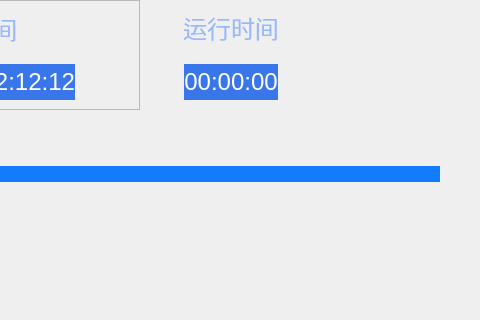
FakeItUtillMakeIt/QT-example, file 15.SimulationTrainingSys_DEV/src/ControlMonitor/UI/controlmonitor.ui: the form before one commit; both pictures show x 677 to 1157 and y 0 to 320 of the 1157 by 869 pixel window.
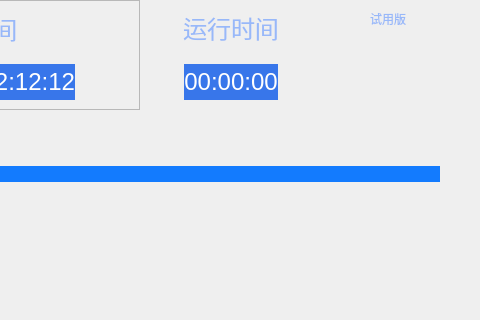
The form after the commit. Icons and pictures are not drawn.

The edit to the form file:
```diff
--- a/15.SimulationTrainingSys_DEV/src/ControlMonitor/UI/controlmonitor.ui
+++ b/15.SimulationTrainingSys_DEV/src/ControlMonitor/UI/controlmonitor.ui
@@ -10,6 +10,11 @@
     <height>869</height>
    </rect>
   </property>
+  <property name="font">
+   <font>
+    <family>Arial</family>
+   </font>
+  </property>
   <property name="windowTitle">
    <string>ControlMonitor</string>
   </property>
@@ -692,6 +697,25 @@
              <item row="1" column="2">
               <widget class="QWidget" name="widget_5" native="true"/>
              </item>
+             <item row="0" column="2">
+              <widget class="QLabel" name="ftlabel_2">
+               <property name="font">
+                <font>
+                 <family>Arial</family>
+                 <pointsize>9</pointsize>
+                </font>
+               </property>
+               <property name="styleSheet">
+                <string notr="true">color:#98b8f9</string>
+               </property>
+               <property name="text">
+                <string>试用版</string>
+               </property>
+               <property name="alignment">
+                <set>Qt::AlignCenter</set>
+               </property>
+              </widget>
+             </item>
             </layout>
            </widget>
           </item>
```
Left out of the diff: 41 changed lines with no effect on the pictures.
